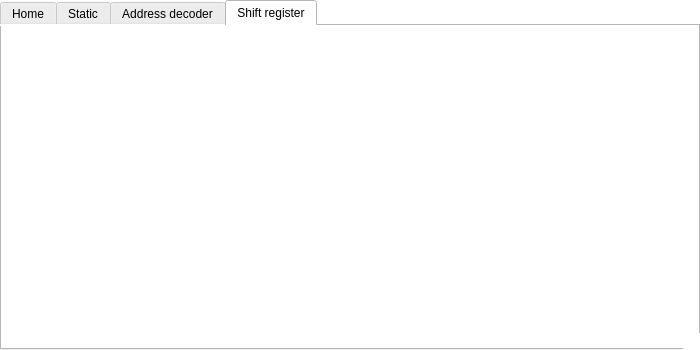
Before: the Qt Designer form Graphic/test.ui in RonanLc/Neuromorphic-system-interface, drawn with Qt 5.
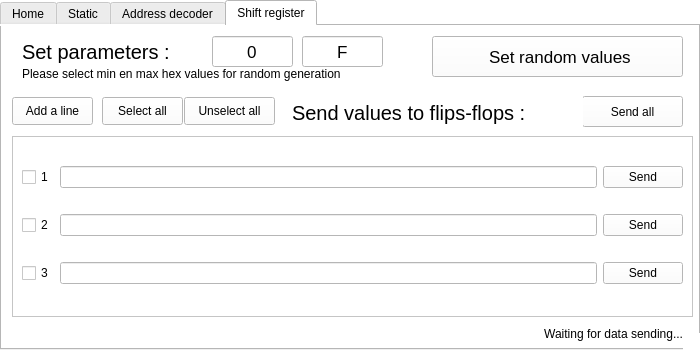
After: the same form once the commit is applied. The open tabs and pages were chosen to show the change. Icons and pictures are not drawn.

Patch:
```diff
--- a/Graphic/test.ui
+++ b/Graphic/test.ui
@@ -797,6 +797,277 @@
     <attribute name="title">
      <string>Shift register</string>
     </attribute>
+    <widget class="QScrollArea" name="scrollArea">
+     <property name="geometry">
+      <rect>
+       <x>10</x>
+       <y>110</y>
+       <width>681</width>
+       <height>181</height>
+      </rect>
+     </property>
+     <property name="widgetResizable">
+      <bool>true</bool>
+     </property>
+     <widget class="QWidget" name="scrollAreaGrid">
+      <property name="geometry">
+       <rect>
+        <x>0</x>
+        <y>0</y>
+        <width>679</width>
+        <height>179</height>
+       </rect>
+      </property>
+      <layout class="QGridLayout" name="grid">
+       <item row="2" column="2">
+        <widget class="QPushButton" name="RD_sendButton3">
+         <property name="text">
+          <string>Send</string>
+         </property>
+        </widget>
+       </item>
+       <item row="2" column="1">
+        <widget class="QLineEdit" name="RD_registerLine3"/>
+       </item>
+       <item row="2" column="0">
+        <widget class="QCheckBox" name="RD_checkBox3">
+         <property name="text">
+          <string>3</string>
+         </property>
+        </widget>
+       </item>
+       <item row="1" column="1">
+        <widget class="QLineEdit" name="RD_registerLine2"/>
+       </item>
+       <item row="0" column="1">
+        <widget class="QLineEdit" name="RD_registerLine1"/>
+       </item>
+       <item row="1" column="0">
+        <widget class="QCheckBox" name="RD_checkBox2">
+         <property name="text">
+          <string>2</string>
+         </property>
+        </widget>
+       </item>
+       <item row="0" column="2">
+        <widget class="QPushButton" name="RD_sendButton1">
+         <property name="text">
+          <string>Send</string>
+         </property>
+        </widget>
+       </item>
+       <item row="1" column="2">
+        <widget class="QPushButton" name="RD_sendButton2">
+         <property name="text">
+          <string>Send</string>
+         </property>
+        </widget>
+       </item>
+       <item row="0" column="0">
+        <widget class="QCheckBox" name="RD_checkBox1">
+         <property name="text">
+          <string>1</string>
+         </property>
+        </widget>
+       </item>
+      </layout>
+     </widget>
+    </widget>
+    <widget class="QLabel" name="RD_titleLabel1">
+     <property name="geometry">
+      <rect>
+       <x>20</x>
+       <y>10</y>
+       <width>181</width>
+       <height>31</height>
+      </rect>
+     </property>
+     <property name="font">
+      <font>
+       <pointsize>15</pointsize>
+      </font>
+     </property>
+     <property name="text">
+      <string>Set parameters :</string>
+     </property>
+    </widget>
+    <widget class="QLineEdit" name="RD_minLine">
+     <property name="geometry">
+      <rect>
+       <x>210</x>
+       <y>10</y>
+       <width>81</width>
+       <height>31</height>
+      </rect>
+     </property>
+     <property name="font">
+      <font>
+       <pointsize>13</pointsize>
+      </font>
+     </property>
+     <property name="acceptDrops">
+      <bool>false</bool>
+     </property>
+     <property name="text">
+      <string>0</string>
+     </property>
+     <property name="alignment">
+      <set>Qt::AlignCenter</set>
+     </property>
+    </widget>
+    <widget class="QLineEdit" name="RD_maxLine">
+     <property name="geometry">
+      <rect>
+       <x>300</x>
+       <y>10</y>
+       <width>81</width>
+       <height>31</height>
+      </rect>
+     </property>
+     <property name="font">
+      <font>
+       <pointsize>13</pointsize>
+      </font>
+     </property>
+     <property name="text">
+      <string>F</string>
+     </property>
+     <property name="alignment">
+      <set>Qt::AlignCenter</set>
+     </property>
+    </widget>
+    <widget class="QPushButton" name="RD_selectButton">
+     <property name="geometry">
+      <rect>
+       <x>100</x>
+       <y>71</y>
+       <width>81</width>
+       <height>28</height>
+      </rect>
+     </property>
+     <property name="text">
+      <string>Select all</string>
+     </property>
+    </widget>
+    <widget class="QPushButton" name="RD_unselectButton">
+     <property name="geometry">
+      <rect>
+       <x>182</x>
+       <y>71</y>
+       <width>91</width>
+       <height>28</height>
+      </rect>
+     </property>
+     <property name="text">
+      <string>Unselect all</string>
+     </property>
+    </widget>
+    <widget class="QPushButton" name="RD_sendAllButton">
+     <property name="geometry">
+      <rect>
+       <x>580</x>
+       <y>70</y>
+       <width>101</width>
+       <height>31</height>
+      </rect>
+     </property>
+     <property name="text">
+      <string>Send all</string>
+     </property>
+    </widget>
+    <widget class="QLabel" name="RD_informationLabel">
+     <property name="geometry">
+      <rect>
+       <x>260</x>
+       <y>300</y>
+       <width>421</width>
+       <height>16</height>
+      </rect>
+     </property>
+     <property name="layoutDirection">
+      <enum>Qt::LeftToRight</enum>
+     </property>
+     <property name="text">
+      <string>Waiting for data sending...</string>
+     </property>
+     <property name="alignment">
+      <set>Qt::AlignRight|Qt::AlignTrailing|Qt::AlignVCenter</set>
+     </property>
+    </widget>
+    <widget class="QPushButton" name="RD_randomButton">
+     <property name="geometry">
+      <rect>
+       <x>430</x>
+       <y>10</y>
+       <width>251</width>
+       <height>41</height>
+      </rect>
+     </property>
+     <property name="font">
+      <font>
+       <pointsize>13</pointsize>
+      </font>
+     </property>
+     <property name="text">
+      <string> Set random values</string>
+     </property>
+    </widget>
+    <widget class="QLabel" name="RD_descriptionLabel">
+     <property name="geometry">
+      <rect>
+       <x>20</x>
+       <y>40</y>
+       <width>391</width>
+       <height>16</height>
+      </rect>
+     </property>
+     <property name="text">
+      <string>Please select min en max hex values for random generation</string>
+     </property>
+    </widget>
+    <widget class="QLabel" name="RD_titleLabel2">
+     <property name="geometry">
+      <rect>
+       <x>290</x>
+       <y>71</y>
+       <width>291</width>
+       <height>31</height>
+      </rect>
+     </property>
+     <property name="font">
+      <font>
+       <pointsize>15</pointsize>
+      </font>
+     </property>
+     <property name="text">
+      <string>Send values to flips-flops :</string>
+     </property>
+    </widget>
+    <widget class="QPushButton" name="RD_addButton">
+     <property name="geometry">
+      <rect>
+       <x>10</x>
+       <y>71</y>
+       <width>81</width>
+       <height>28</height>
+      </rect>
+     </property>
+     <property name="text">
+      <string>Add a line</string>
+     </property>
+    </widget>
+    <zorder>RD_descriptionLabel</zorder>
+    <zorder>scrollArea</zorder>
+    <zorder>RD_titleLabel1</zorder>
+    <zorder>RD_minLine</zorder>
+    <zorder>RD_maxLine</zorder>
+    <zorder>RD_selectButton</zorder>
+    <zorder>RD_unselectButton</zorder>
+    <zorder>RD_sendAllButton</zorder>
+    <zorder>RD_informationLabel</zorder>
+    <zorder>RD_randomButton</zorder>
+    <zorder>RD_titleLabel2</zorder>
+    <zorder>RD_addButton</zorder>
    </widget>
   </widget>
   <widget class="QLabel" name="pageColor">
```
Left out of the diff: 4 changed lines with no effect on the pictures.
